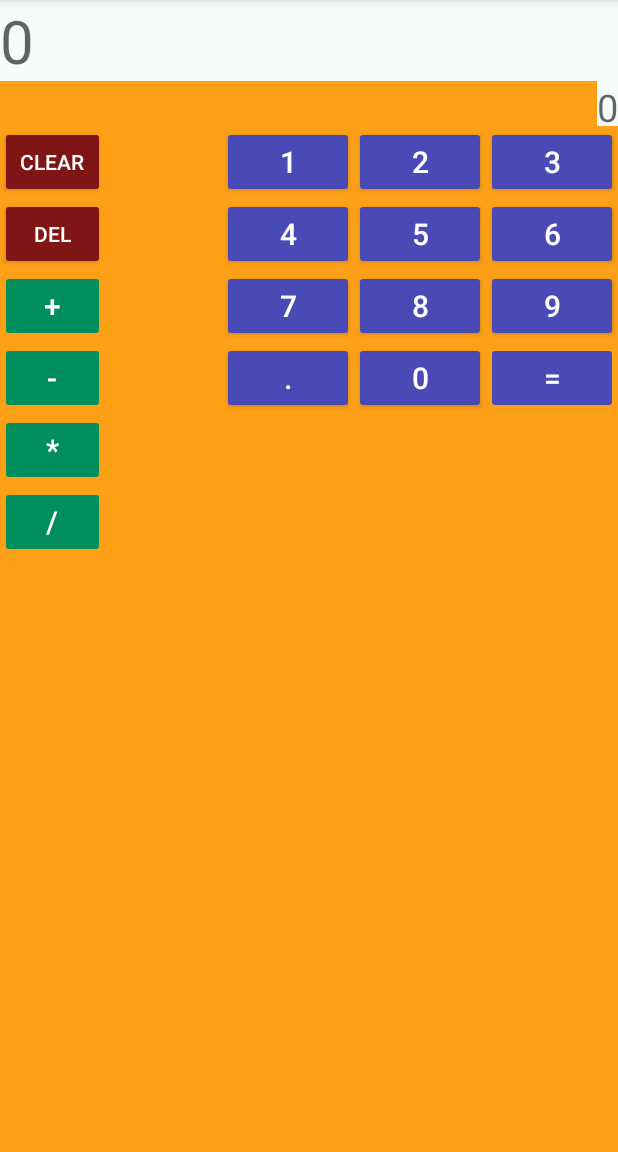
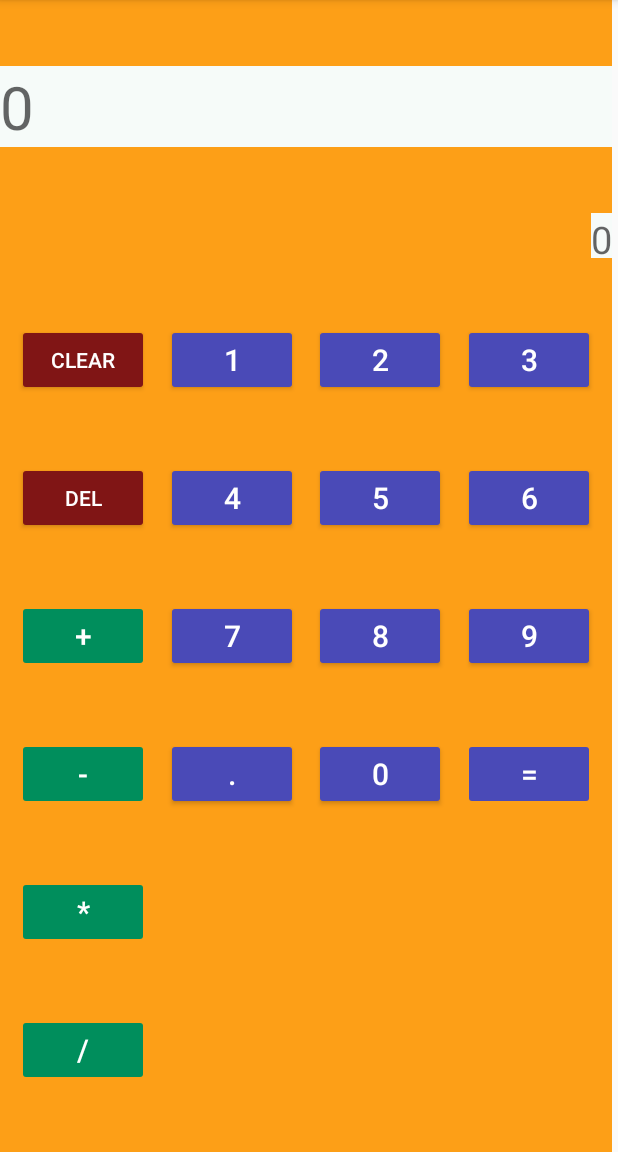
Before and after one commit to MarcosCGlobant/CalculatorOnboarding, an Android app: the screen it shows after launch (MainActivity), on a phone screen of 412 x 824 dp, the part 84-1236 px from its top. Run offline under Robolectric (Android 15) with nearby library versions, the phone set to English and light mode, and no system bars; our stand-ins replace ButterKnife.

Commit message:
improvements in the usage of constraint layout and solved an issue when doing operations with just a .(dot) as a value

```diff
--- a/app/app/src/main/java/com/globant/calculator/android/mvp/presenter/CalculatorPresenter.java
+++ b/app/app/src/main/java/com/globant/calculator/android/mvp/presenter/CalculatorPresenter.java
@@ -63,10 +63,11 @@ public class CalculatorPresenter {
     }
 
     public void onEqualsButtonPressed() {
-        if ((!model.getFirstNumber().isEmpty()) && (!model.getSecondNumber().isEmpty())) {
+        if ((!model.getFirstNumber().isEmpty()) && (!model.getSecondNumber().isEmpty()) &&
+            (!model.getFirstNumber().equals(DOT_BUTTON)) && (!model.getSecondNumber().equals(DOT_BUTTON)) ) {
             view.showResult(calculateResult());
             model.clear();
-        } else if (model.getOperator().isEmpty()) {
+        } else if (model.getOperator().isEmpty() && (!model.getFirstNumber().equals(DOT_BUTTON))) {
             view.showResult(model.getFirstNumber());
             model.clear();
         } else {
--- a/app/app/src/main/res/layout/activity_main.xml
+++ b/app/app/src/main/res/layout/activity_main.xml
@@ -1,9 +1,20 @@
 <?xml version="1.0" encoding="utf-8"?>
-<androidx.constraintlayout.widget.ConstraintLayout xmlns:android="http://schemas.android.com/apk/res/android"
+<ScrollView xmlns:android="http://schemas.android.com/apk/res/android"
     xmlns:app="http://schemas.android.com/apk/res-auto"
+    android:layout_width="fill_parent"
+    android:layout_height="fill_parent"
+    android:fillViewport="true"
+    android:scrollbarStyle="insideInset"
+    android:scrollbars="vertical"
+    app:layout_constraintBottom_toTopOf="parent"
+    app:layout_constraintEnd_toEndOf="parent"
+    app:layout_constraintStart_toStartOf="parent"
+    app:layout_constraintTop_toTopOf="parent">
+
+    <androidx.constraintlayout.widget.ConstraintLayout
         android:id="@+id/activity_main"
         android:layout_width="match_parent"
-    android:layout_height="match_parent"
+        android:layout_height="wrap_content"
         android:background="@color/main_background"
         android:orientation="vertical">
 
@@ -16,8 +27,10 @@
             android:maxLines="@integer/max_lines_label"
             android:textSize="@dimen/activity_calculation_label_text_size"
             app:layout_constraintBottom_toTopOf="@+id/input_label"
+            app:layout_constraintEnd_toEndOf="parent"
             app:layout_constraintStart_toStartOf="parent"
             app:layout_constraintTop_toTopOf="parent" />
+
 
         <TextView
             android:id="@+id/input_label"
@@ -27,151 +40,209 @@
             android:hint="@string/label"
             android:maxLines="@integer/max_lines_label"
             android:textSize="@dimen/activity_input_label_text_size"
+            app:layout_constraintBottom_toTopOf="@id/clear_button"
             app:layout_constraintEnd_toEndOf="parent"
             app:layout_constraintTop_toBottomOf="@id/calculation_label" />
 
         <Button
             android:id="@+id/clear_button"
             style="@style/clearButtonStyle"
+            android:layout_width="wrap_content"
+            android:layout_height="wrap_content"
             android:text="@string/clear"
-        android:textColor="@color/button_text_color"
+            app:layout_constraintBottom_toTopOf="@id/delete_current_button"
+            app:layout_constraintEnd_toStartOf="@id/number_one"
             app:layout_constraintStart_toStartOf="parent"
             app:layout_constraintTop_toBottomOf="@id/input_label" />
 
         <Button
             android:id="@+id/delete_current_button"
             style="@style/clearButtonStyle"
+            android:layout_width="wrap_content"
+            android:layout_height="wrap_content"
             android:text="@string/delete_button"
-        android:textColor="@color/button_text_color"
+            app:layout_constraintBottom_toTopOf="@id/add_button"
+            app:layout_constraintEnd_toStartOf="@id/number_four"
             app:layout_constraintStart_toStartOf="parent"
             app:layout_constraintTop_toBottomOf="@id/clear_button" />
 
         <Button
             android:id="@+id/number_one"
             style="@style/numberButtonStyle"
+            android:layout_width="wrap_content"
+
+            android:layout_height="wrap_content"
             android:text="@string/button_one"
-        android:textColor="@color/button_text_color"
+            app:layout_constraintBottom_toTopOf="@id/number_four"
             app:layout_constraintEnd_toStartOf="@id/number_two"
+            app:layout_constraintStart_toEndOf="@id/clear_button"
             app:layout_constraintTop_toBottomOf="@id/input_label" />
 
         <Button
             android:id="@+id/number_two"
             style="@style/numberButtonStyle"
+            android:layout_width="wrap_content"
+            android:layout_height="wrap_content"
             android:text="@string/button_two"
-        android:textColor="@color/button_text_color"
+            app:layout_constraintBottom_toTopOf="@id/number_five"
             app:layout_constraintEnd_toStartOf="@id/number_three"
+            app:layout_constraintStart_toEndOf="@id/number_one"
             app:layout_constraintTop_toBottomOf="@id/input_label" />
 
         <Button
             android:id="@+id/number_three"
             style="@style/numberButtonStyle"
+            android:layout_width="wrap_content"
+            android:layout_height="wrap_content"
             android:text="@string/button_three"
-        android:textColor="@color/button_text_color"
+            app:layout_constraintBottom_toTopOf="@id/number_six"
             app:layout_constraintEnd_toEndOf="parent"
+            app:layout_constraintStart_toEndOf="@id/number_two"
             app:layout_constraintTop_toBottomOf="@id/input_label" />
 
         <Button
             android:id="@+id/number_four"
             style="@style/numberButtonStyle"
+            android:layout_width="wrap_content"
+            android:layout_height="wrap_content"
             android:text="@string/button_four"
-        android:textColor="@color/button_text_color"
+            app:layout_constraintBottom_toTopOf="@id/number_seven"
             app:layout_constraintEnd_toStartOf="@id/number_five"
-        app:layout_constraintTop_toBottomOf="@id/clear_button" />
+            app:layout_constraintStart_toEndOf="@id/delete_current_button"
+            app:layout_constraintTop_toBottomOf="@id/number_one" />
 
         <Button
             android:id="@+id/number_five"
             style="@style/numberButtonStyle"
+            android:layout_width="wrap_content"
+            android:layout_height="wrap_content"
             android:text="@string/button_five"
-        android:textColor="@color/button_text_color"
+            app:layout_constraintBottom_toTopOf="@id/number_eight"
             app:layout_constraintEnd_toStartOf="@id/number_six"
-        app:layout_constraintTop_toBottomOf="@id/clear_button" />
+            app:layout_constraintStart_toEndOf="@id/number_four"
+            app:layout_constraintTop_toBottomOf="@id/number_two" />
 
         <Button
             android:id="@+id/number_six"
             style="@style/numberButtonStyle"
+            android:layout_width="wrap_content"
+            android:layout_height="wrap_content"
             android:text="@string/button_six"
-        android:textColor="@color/button_text_color"
+            app:layout_constraintBottom_toTopOf="@id/number_nine"
             app:layout_constraintEnd_toEndOf="parent"
-        app:layout_constraintTop_toBottomOf="@id/clear_button" />
+            app:layout_constraintStart_toEndOf="@id/number_five"
+            app:layout_constraintTop_toBottomOf="@id/number_three" />
 
         <Button
             android:id="@+id/number_seven"
             style="@style/numberButtonStyle"
+            android:layout_width="wrap_content"
+            android:layout_height="wrap_content"
             android:text="@string/button_seven"
-        android:textColor="@color/button_text_color"
+            app:layout_constraintBottom_toTopOf="@id/dot_button"
             app:layout_constraintEnd_toStartOf="@id/number_eight"
-        app:layout_constraintTop_toBottomOf="@id/delete_current_button" />
+            app:layout_constraintStart_toEndOf="@id/add_button"
+            app:layout_constraintTop_toBottomOf="@id/number_four" />
 
         <Button
             android:id="@+id/number_eight"
             style="@style/numberButtonStyle"
+            android:layout_width="wrap_content"
+            android:layout_height="wrap_content"
             android:text="@string/button_eight"
-        android:textColor="@color/button_text_color"
+            app:layout_constraintBottom_toTopOf="@id/number_zero"
             app:layout_constraintEnd_toStartOf="@id/number_nine"
-        app:layout_constraintTop_toBottomOf="@id/delete_current_button" />
+            app:layout_constraintStart_toEndOf="@id/number_seven"
+            app:layout_constraintTop_toBottomOf="@id/number_five" />
 
         <Button
             android:id="@+id/number_nine"
             style="@style/numberButtonStyle"
+            android:layout_width="wrap_content"
+            android:layout_height="wrap_content"
             android:text="@string/button_nine"
-        android:textColor="@color/button_text_color"
+            app:layout_constraintBottom_toTopOf="@id/equals_button"
             app:layout_constraintEnd_toEndOf="parent"
-        app:layout_constraintTop_toBottomOf="@id/delete_current_button" />
+            app:layout_constraintStart_toEndOf="@id/number_eight"
+            app:layout_constraintTop_toBottomOf="@id/number_six" />
 
         <Button
             android:id="@+id/number_zero"
             style="@style/numberButtonStyle"
+            android:layout_width="wrap_content"
+            android:layout_height="wrap_content"
             android:text="@string/button_zero"
-        android:textColor="@color/button_text_color"
-        app:layout_constraintEnd_toEndOf="@id/number_eight"
-        app:layout_constraintTop_toBottomOf="@id/add_button" />
+            app:layout_constraintBottom_toBottomOf="@id/dot_button"
+            app:layout_constraintEnd_toStartOf="@id/equals_button"
+            app:layout_constraintStart_toEndOf="@id/dot_button"
+            app:layout_constraintTop_toTopOf="@id/dot_button" />
 
         <Button
             android:id="@+id/add_button"
             style="@style/actionButtonStyle"
+            android:layout_width="wrap_content"
+            android:layout_height="wrap_content"
             android:text="@string/plus"
-        android:textColor="@color/button_text_color"
+            app:layout_constraintBottom_toTopOf="@id/subtraction_button"
+            app:layout_constraintEnd_toStartOf="@id/number_seven"
             app:layout_constraintStart_toStartOf="parent"
             app:layout_constraintTop_toBottomOf="@id/delete_current_button" />
 
         <Button
             android:id="@+id/subtraction_button"
             style="@style/actionButtonStyle"
+            android:layout_width="wrap_content"
+            android:layout_height="wrap_content"
             android:text="@string/minus"
-        android:textColor="@color/button_text_color"
+            app:layout_constraintBottom_toTopOf="@id/multiply_button"
+            app:layout_constraintEnd_toStartOf="@id/dot_button"
             app:layout_constraintStart_toStartOf="parent"
             app:layout_constraintTop_toBottomOf="@id/add_button" />
 
         <Button
             android:id="@+id/multiply_button"
             style="@style/actionButtonStyle"
+            android:layout_width="wrap_content"
+            android:layout_height="wrap_content"
             android:text="@string/multiply"
-        android:textColor="@color/button_text_color"
-        app:layout_constraintStart_toStartOf="parent"
+            app:layout_constraintBottom_toTopOf="@id/divide_button"
+            app:layout_constraintEnd_toEndOf="@id/subtraction_button"
+            app:layout_constraintStart_toStartOf="@id/subtraction_button"
             app:layout_constraintTop_toBottomOf="@id/subtraction_button" />
 
         <Button
             android:id="@+id/divide_button"
             style="@style/actionButtonStyle"
+            android:layout_width="wrap_content"
+            android:layout_height="wrap_content"
             android:text="@string/divide"
-        android:textColor="@color/button_text_color"
-        app:layout_constraintStart_toStartOf="parent"
+            app:layout_constraintBottom_toBottomOf="parent"
+            app:layout_constraintEnd_toEndOf="@id/subtraction_button"
+            app:layout_constraintStart_toStartOf="@id/subtraction_button"
             app:layout_constraintTop_toBottomOf="@id/multiply_button" />
 
         <Button
             android:id="@+id/equals_button"
             style="@style/numberButtonStyle"
+            android:layout_width="wrap_content"
+            android:layout_height="wrap_content"
             android:text="@string/equals"
-        android:textColor="@color/button_text_color"
+            app:layout_constraintBottom_toBottomOf="@id/number_zero"
             app:layout_constraintEnd_toEndOf="parent"
-        app:layout_constraintTop_toBottomOf="@id/add_button" />
+            app:layout_constraintStart_toEndOf="@id/number_zero"
+            app:layout_constraintTop_toTopOf="@id/number_zero" />
 
         <Button
             android:id="@+id/dot_button"
             style="@style/numberButtonStyle"
+            android:layout_width="wrap_content"
+            android:layout_height="wrap_content"
             android:text="@string/dot_button"
-        android:textColor="@color/button_text_color"
-        app:layout_constraintEnd_toEndOf="@id/number_seven"
-        app:layout_constraintTop_toBottomOf="@id/add_button" />
+            app:layout_constraintBottom_toBottomOf="@id/subtraction_button"
+            app:layout_constraintEnd_toStartOf="@id/number_zero"
+            app:layout_constraintStart_toEndOf="@id/subtraction_button"
+            app:layout_constraintTop_toTopOf="@id/subtraction_button" />
 
     </androidx.constraintlayout.widget.ConstraintLayout>
+
+</ScrollView>
--- a/app/app/src/main/res/values/strings.xml
+++ b/app/app/src/main/res/values/strings.xml
@@ -18,6 +18,6 @@
     <string name="equals">=</string>
     <string name="label">0</string>
     <string name="dot_button">.</string>
-    <string name="invalid_operation">Invalid Operation</string>
+    <string name="invalid_operation">Invalid operation</string>
     <string name="delete_button">DEL</string>
 </resources>
--- a/app/app/src/main/res/values/styles.xml
+++ b/app/app/src/main/res/values/styles.xml
@@ -7,21 +7,23 @@
     </style>
 
     <style name="actionButtonStyle">
-        <item name="android:layout_height">wrap_content</item>
-        <item name="android:layout_width">@dimen/activity_button_width</item>
+        <item name="android:layout_margin">0dp</item>
+        <item name="android:textColor">@color/button_text_color</item>
         <item name="android:backgroundTint">@color/action_button_color</item>
         <item name="android:textSize">@dimen/action_button_text_size</item>
     </style>
 
     <style name="clearButtonStyle">
-        <item name="android:layout_height">wrap_content</item>
-        <item name="android:layout_width">@dimen/activity_button_width</item>
+        <item name="android:layout_margin">0dp</item>
+
+        <item name="android:textColor">@color/button_text_color</item>
         <item name="android:backgroundTint">@color/clear_button</item>
     </style>
 
     <style name="numberButtonStyle">
-        <item name="android:layout_height">wrap_content</item>
-        <item name="android:layout_width">wrap_content</item>
+        <item name="android:layout_margin">0dp</item>
+
+        <item name="android:textColor">@color/button_text_color</item>
         <item name="android:backgroundTint">@color/number_button_color</item>
         <item name="android:textSize">@dimen/number_button_text_size</item>
     </style>
```
Lines whose indentation alone changed are shown as unchanged.
